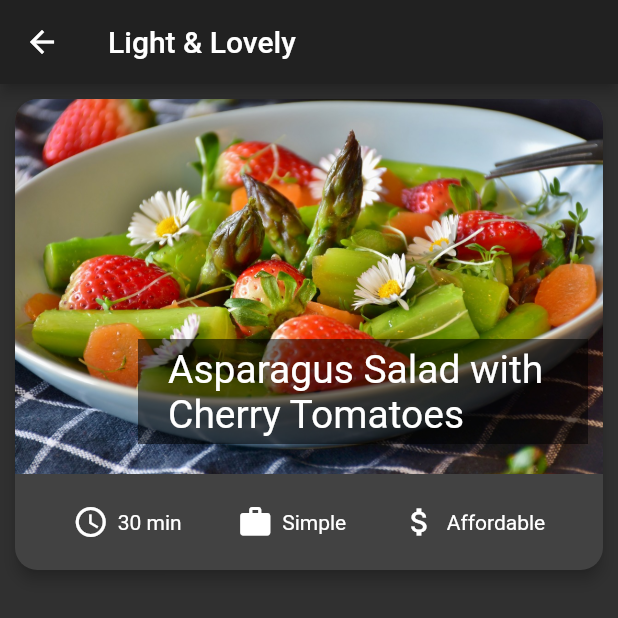
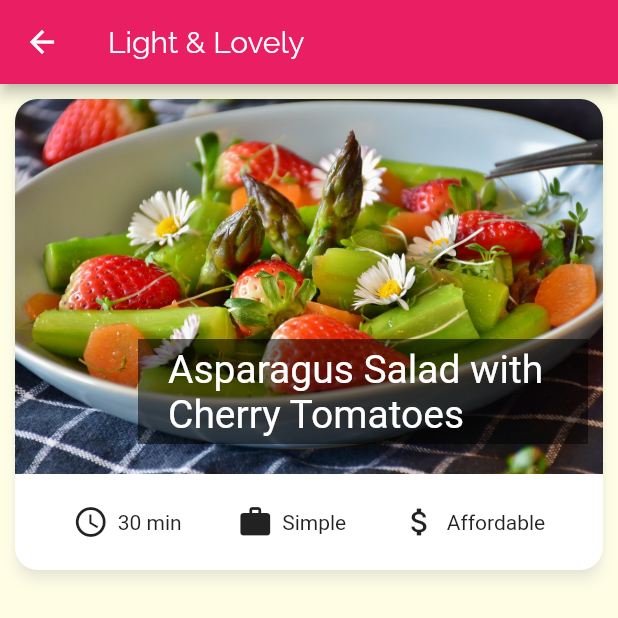
Before and after one commit to ProgrammerTaha/mealsapp0, a Flutter app: the screen it shows after launch, after a tap on "Light & Lovely", on a phone screen of 412 x 824 dp, the top half of it. Run offline on Flutter 3.47's test engine with Material 2 defaults, Android fonts, the phone set to English and light mode, and no system bars; our stand-ins replace flutter_colorpicker, shared_preferences.

Commit message:
adding dark theme fetures

```diff
--- a/lib/main.dart
+++ b/lib/main.dart
@@ -1,3 +1,5 @@
+// import 'dart:io';
+
 import 'package:flutter/material.dart';
 import 'package:provider/provider.dart';
 import 'package:recipes_app/providers/meal_provider.dart';
@@ -28,25 +30,45 @@ class MyApp extends StatelessWidget {
     return MaterialApp(
       debugShowCheckedModeBanner: false,
       title: 'Flutter Demo',
-/*
       theme: ThemeData(
         primarySwatch: Colors.pink,
         accentColor: Colors.amber,
         canvasColor: Color.fromRGBO(255, 254, 229, 1),
+        fontFamily: 'Raleway',
+        buttonColor: Colors.black87,
+        cardColor: Colors.white,
+        shadowColor: Colors.white60,
         textTheme: ThemeData.light().textTheme.copyWith(
-            bodyText1: TextStyle(color: Color.fromRGBO(20, 50, 50, 1)),
-            bodyText2: TextStyle(color: Color.fromRGBO(20, 50, 50, 1)),
+            bodyText1: TextStyle(
+              color: Color.fromRGBO(20, 50, 50, 1),
+            ),
             headline6: TextStyle(
-              color: Color.fromRGBO(20, 50, 50, 1),
+              color: Colors.black87,
               fontSize: 20,
               fontFamily: 'RobotoCondensed',
               fontWeight: FontWeight.bold,
             )),
-        visualDensity: VisualDensity.adaptivePlatformDensity,
       ),
- */
-      theme: ThemeData.dark(),
-      themeMode: ThemeMode.dark,
+      darkTheme: ThemeData(
+        primarySwatch: Colors.pink,
+        accentColor: Colors.amber,
+        canvasColor: Color.fromRGBO(14, 22, 33, 1),
+        fontFamily: 'Raleway',
+        buttonColor: Colors.white70,
+        cardColor: Color.fromRGBO(35, 34, 39, 1),
+        shadowColor: Colors.white60,
+        textTheme: ThemeData.dark().textTheme.copyWith(
+            bodyText1: TextStyle(
+              color: Colors.white60,
+            ),
+            headline6: TextStyle(
+              color: Colors.white,
+              fontSize: 20,
+              fontFamily: 'RobotoCondensed',
+              fontWeight: FontWeight.bold,
+            )),
+      ),
+      themeMode: ThemeMode.light,
       routes: {
         TabsScreen.routName: (context) => TabsScreen(),
         CategoriesScreen.routName: (context) => CategoriesScreen(),
--- a/lib/screens/meal_detail_screen.dart
+++ b/lib/screens/meal_detail_screen.dart
@@ -3,6 +3,7 @@ import 'package:flutter/material.dart';
 import 'package:provider/provider.dart';
 import 'package:recipes_app/providers/meal_provider.dart';
 import '../dummy_data.dart';
+import 'package:flutter_colorpicker/flutter_colorpicker.dart';
 
 class MealDetailsScreen extends StatelessWidget {
   static final routName = '/MealDetailsScreen';
@@ -32,8 +33,12 @@ class MealDetailsScreen extends StatelessWidget {
   @override
   Widget build(BuildContext context) {
     final routeArg = ModalRoute.of(context)?.settings.arguments as Map;
+
     final selectedMeal =
         DUMMY_MEALS.firstWhere((meal) => meal.id == routeArg['id']);
+
+    var accentColor = Theme.of(context).accentColor;
+
     return Scaffold(
       appBar: AppBar(
         title: Text(routeArg['title']),
@@ -51,11 +56,16 @@ class MealDetailsScreen extends StatelessWidget {
               itemBuilder: (context, index) => Padding(
                 padding: EdgeInsets.symmetric(vertical: 5, horizontal: 10),
                 child: Card(
-                  color: Theme.of(context).accentColor,
+                  color: accentColor,
                   child: Text(
                     '${routeArg["ingredients"][index]}',
                     textAlign: TextAlign.center,
-                    style: TextStyle(fontSize: 20),
+                    style: TextStyle(
+                      fontSize: 20,
+                      color: useWhiteForeground(accentColor)
+                          ? Colors.white
+                          : Colors.black,
+                    ),
                   ),
                 ),
               ),
@@ -72,7 +82,10 @@ class MealDetailsScreen extends StatelessWidget {
                     title: Text(
                       '${routeArg["steps"][index]}',
                       textAlign: TextAlign.center,
-                      style: TextStyle(fontSize: 20),
+                      style: TextStyle(
+                        fontSize: 20,
+                        color: Colors.black,
+                      ),
                     ),
                   ),
                   Divider(),
--- a/lib/widgets/main_drawer.dart
+++ b/lib/widgets/main_drawer.dart
@@ -7,12 +7,18 @@ class MainDrawer extends StatelessWidget {
     IconData icon,
     String title,
     void Function()? tapHandler,
+    BuildContext context,
   ) {
     return ListTile(
-      leading: Icon(icon, size: 26),
+      leading: Icon(
+        icon,
+        size: 26,
+        color: Theme.of(context).buttonColor,
+      ),
       title: Text(
         title,
         style: TextStyle(
+          color: Theme.of(context).textTheme.bodyText1!.color,
           fontSize: 24,
           fontFamily: 'RobotoCondensed',
           fontWeight: FontWeight.bold,
@@ -25,6 +31,7 @@ class MainDrawer extends StatelessWidget {
   @override
   Widget build(BuildContext context) {
     return Drawer(
+      elevation: 0,
       child: Column(
         children: <Widget>[
           Container(
@@ -44,15 +51,19 @@ class MainDrawer extends StatelessWidget {
           ),
           SizedBox(height: 20),
           tilesOfDrawer(
-              Icons.restaurant,
-              'Meal',
-              () => Navigator.of(context)
-                  .pushReplacementNamed(TabsScreen.routName)),
+            Icons.restaurant,
+            'Meal',
+            () =>
+                Navigator.of(context).pushReplacementNamed(TabsScreen.routName),
+            context,
+          ),
           tilesOfDrawer(
-              Icons.settings,
-              'filters',
-              () => Navigator.of(context)
-                  .pushReplacementNamed(FiltersScreen.routName)),
+            Icons.settings,
+            'filters',
+            () => Navigator.of(context)
+                .pushReplacementNamed(FiltersScreen.routName),
+            context,
+          ),
         ],
       ),
     );
--- a/lib/widgets/meal_item.dart
+++ b/lib/widgets/meal_item.dart
@@ -109,21 +109,30 @@ class MealItem extends StatelessWidget {
                 children: <Widget>[
                   Row(
                     children: [
-                      Icon(Icons.schedule),
+                      Icon(
+                        Icons.schedule,
+                        color: Theme.of(context).buttonColor,
+                      ),
                       SizedBox(width: 6),
                       Text('$duration min'),
                     ],
                   ),
                   Row(
                     children: [
-                      Icon(Icons.work),
+                      Icon(
+                        Icons.work,
+                        color: Theme.of(context).buttonColor,
+                      ),
                       SizedBox(width: 6),
                       Text('$complexityText'),
                     ],
                   ),
                   Row(
                     children: [
-                      Icon(Icons.attach_money),
+                      Icon(
+                        Icons.attach_money,
+                        color: Theme.of(context).buttonColor,
+                      ),
                       SizedBox(width: 6),
                       Text('$affordabilityText'),
                     ],
--- a/pubspec.yaml
+++ b/pubspec.yaml
@@ -10,6 +10,7 @@ dependencies:
     sdk: flutter
   provider: ^5.0.0
   shared_preferences: ^2.0.5
+  flutter_colorpicker: ^0.4.0
 
 dev_dependencies:
   flutter_test:
```
Also changed, not shown: pubspec.lock.
